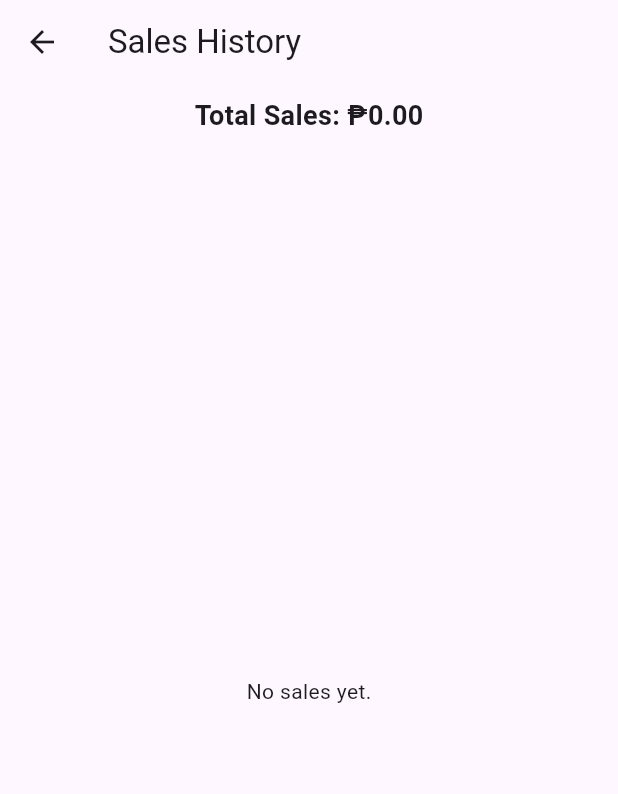
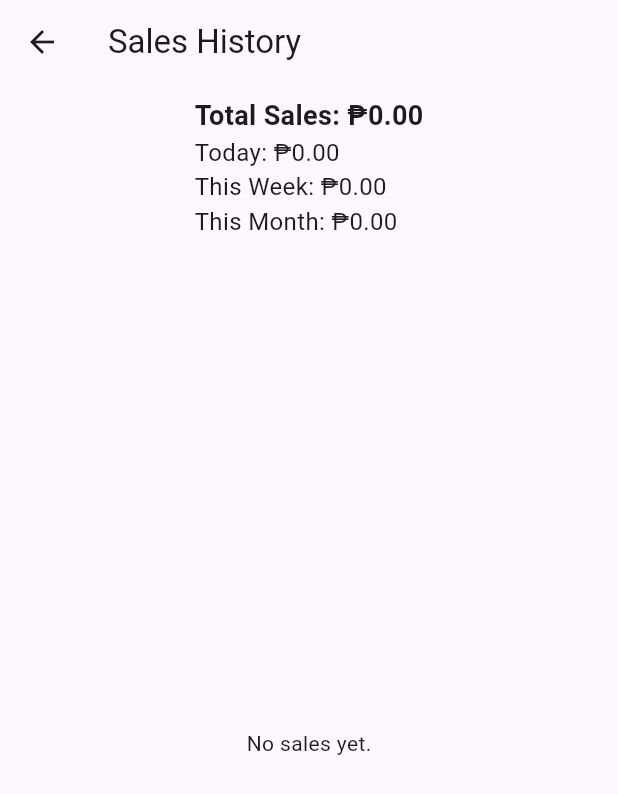
Before and after one commit to Jamil-cyber-hash/Flutter_HCI, a Flutter app: the SalesHistoryPage screen opened directly, on a phone screen of 412 x 824 dp. Shown: the top 794 px of the screen. Run offline on Flutter 3.47's test engine with Material 3 defaults, Android fonts, the phone set to English and light mode, and no system bars; our stand-ins replace hive, hive_flutter; accounts and stored records are empty.

Commit message:
flutter upgraded

```diff
--- a/lib/models/product.dart
+++ b/lib/models/product.dart
@@ -5,13 +5,17 @@ part 'product.g.dart';
 @HiveType(typeId: 0)
 class Product extends HiveObject {
   @HiveField(0)
-  final String name;
+  String name;
 
   @HiveField(1)
-  final double price;
+  double price;
 
   @HiveField(2)
   int stock;
 
-  Product({required this.name, required this.price, required this.stock});
+  Product({
+    required this.name,
+    required this.price,
+    required this.stock,
+  });
 }
--- a/lib/models/sale.dart
+++ b/lib/models/sale.dart
@@ -5,16 +5,16 @@ part 'sale.g.dart';
 @HiveType(typeId: 1)
 class Sale extends HiveObject {
   @HiveField(0)
-  final String productName;
+  String productName;
 
   @HiveField(1)
-  final double price;
+  double price;
 
   @HiveField(2)
-  final int quantity;
+  int quantity;
 
   @HiveField(3)
-  final DateTime date;
+  DateTime date;
 
   Sale({
     required this.productName,
--- a/lib/pages/sales_history_page.dart
+++ b/lib/pages/sales_history_page.dart
@@ -4,24 +4,67 @@ import '../models/sale.dart';
 import 'package:intl/intl.dart';
 
 class SalesHistoryPage extends StatelessWidget {
-  final Box<Sale> saleBox = Hive.box<Sale>('sales');
+  const SalesHistoryPage({super.key});
 
   @override
   Widget build(BuildContext context) {
+    final Box<Sale> saleBox = Hive.box<Sale>('sales');
+
+    // ✅ Calculate total sales
     double totalSales = saleBox.values.fold(
       0,
       (sum, sale) => sum + (sale.price * sale.quantity),
     );
 
+    // ✅ Daily sales
+    double dailySales = saleBox.values
+        .where((sale) =>
+            DateFormat('yyyy-MM-dd').format(sale.date) ==
+            DateFormat('yyyy-MM-dd').format(DateTime.now()))
+        .fold(0, (sum, sale) => sum + (sale.price * sale.quantity));
+
+    // ✅ Weekly sales
+    DateTime now = DateTime.now();
+    DateTime startOfWeek = now.subtract(Duration(days: now.weekday - 1));
+    double weeklySales = saleBox.values
+        .where((sale) =>
+            sale.date.isAfter(startOfWeek) &&
+            sale.date.isBefore(startOfWeek.add(Duration(days: 7))))
+        .fold(0, (sum, sale) => sum + (sale.price * sale.quantity));
+
+    // ✅ Monthly sales
+    double monthlySales = saleBox.values
+        .where((sale) =>
+            sale.date.year == now.year && sale.date.month == now.month)
+        .fold(0, (sum, sale) => sum + (sale.price * sale.quantity));
+
     return Scaffold(
-      appBar: AppBar(title: Text('Sales History')),
+      appBar: AppBar(title: const Text('Sales History')),
       body: Column(
         children: [
           Padding(
-            padding: EdgeInsets.all(8),
-            child: Text(
-              'Total Sales: ₱${totalSales.toStringAsFixed(2)}',
-              style: TextStyle(fontSize: 18, fontWeight: FontWeight.bold),
+            padding: const EdgeInsets.all(8),
+            child: Column(
+              crossAxisAlignment: CrossAxisAlignment.start,
+              children: [
+                Text(
+                  'Total Sales: ₱${totalSales.toStringAsFixed(2)}',
+                  style: const TextStyle(
+                      fontSize: 18, fontWeight: FontWeight.bold),
+                ),
+                Text(
+                  'Today: ₱${dailySales.toStringAsFixed(2)}',
+                  style: const TextStyle(fontSize: 16),
+                ),
+                Text(
+                  'This Week: ₱${weeklySales.toStringAsFixed(2)}',
+                  style: const TextStyle(fontSize: 16),
+                ),
+                Text(
+                  'This Month: ₱${monthlySales.toStringAsFixed(2)}',
+                  style: const TextStyle(fontSize: 16),
+                ),
+              ],
             ),
           ),
           Expanded(
@@ -29,7 +72,7 @@ class SalesHistoryPage extends StatelessWidget {
               valueListenable: saleBox.listenable(),
               builder: (context, Box<Sale> box, _) {
                 if (box.isEmpty) {
-                  return Center(child: Text('No sales yet.'));
+                  return const Center(child: Text('No sales yet.'));
                 }
                 return ListView.builder(
                   itemCount: box.length,
@@ -37,10 +80,15 @@ class SalesHistoryPage extends StatelessWidget {
                     final sale = box.getAt(index);
                     return ListTile(
                       title: Text('${sale!.productName} - ₱${sale.price}'),
-                      subtitle: Text(
-                        'Date: ${sale.date != null
-                          ? DateFormat('yyyy-MM-dd – HH:mm').format(sale.date)
-                          : 'No Date'}',
+                     subtitle: Text(
+  sale.date != null
+    ? 'Date: ${DateFormat('yyyy-MM-dd – HH:mm').format(sale.date!)}'
+    : 'Date: No Date', // ✅ Fallback value if null
+),
+
+                      trailing: IconButton(
+                        icon: const Icon(Icons.delete),
+                        onPressed: () => _deleteSale(context, index),
                       ),
                     );
                   },
@@ -52,4 +100,13 @@ class SalesHistoryPage extends StatelessWidget {
       ),
     );
   }
+
+  void _deleteSale(BuildContext context, int index) {
+    final Box<Sale> saleBox = Hive.box<Sale>('sales');
+    saleBox.deleteAt(index);
+
+    ScaffoldMessenger.of(context).showSnackBar(
+      const SnackBar(content: Text('Sale deleted')),
+    );
+  }
 }
--- a/pubspec.yaml
+++ b/pubspec.yaml
@@ -30,9 +30,10 @@ environment:
 dependencies:
   flutter:
     sdk: flutter
+  hive_flutter: ^1.1.0
   hive: ^2.2.3
-  hive_flutter: ^1.1.0
-  path_provider: ^2.1.1
+  path_provider: ^2.1.3
+
 
   # The following adds the Cupertino Icons font to your application.
   # Use with the CupertinoIcons class for iOS style icons.
```
Also changed, not shown: lib/main.dart (+5 -5 lines), lib/pages/checkout_page.dart (+107 -95 lines), lib/pages/product_list_page.dart (+127 -52 lines).
